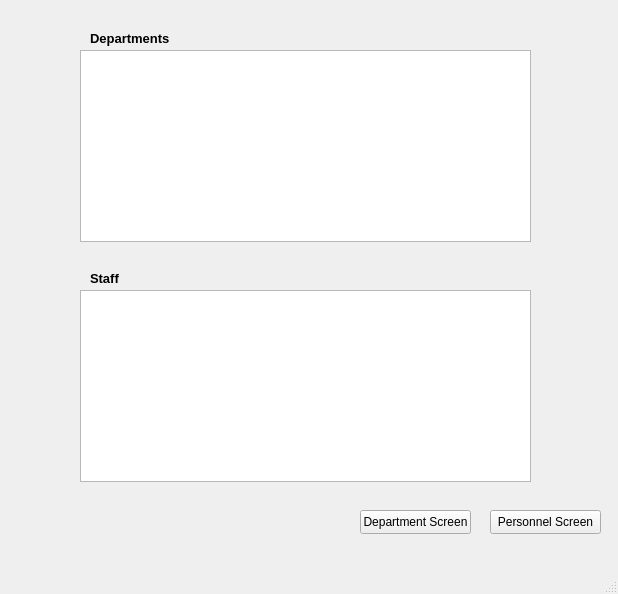
Before: the Qt Designer form QT/mainwindow.ui in mehdi-haidri/QT_project, drawn with Qt 5.
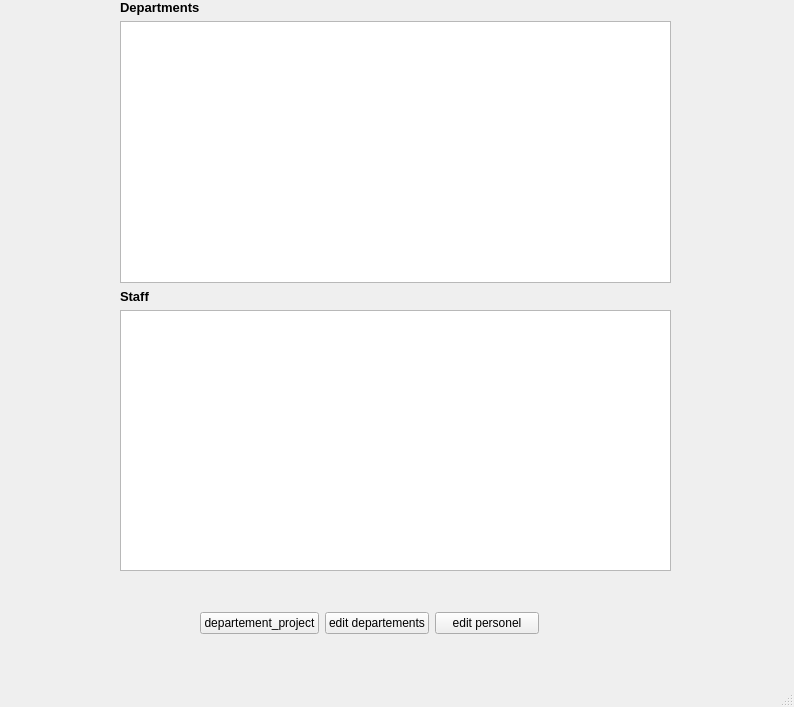
After: the same form once the commit is applied.

The edit to the form file:
```diff
--- a/QT/mainwindow.ui
+++ b/QT/mainwindow.ui
@@ -6,43 +6,59 @@
    <rect>
     <x>0</x>
     <y>0</y>
-    <width>618</width>
-    <height>594</height>
+    <width>794</width>
+    <height>707</height>
    </rect>
   </property>
   <property name="windowTitle">
    <string>MainWindow</string>
   </property>
   <widget class="QWidget" name="centralwidget">
-   <widget class="QTableView" name="tableView_department">
+   <widget class="QWidget" name="">
     <property name="geometry">
      <rect>
-      <x>80</x>
-      <y>50</y>
-      <width>451</width>
-      <height>192</height>
+      <x>200</x>
+      <y>610</y>
+      <width>339</width>
+      <height>26</height>
      </rect>
     </property>
-   </widget>
-   <widget class="QTableView" name="tableView_personal">
+    <layout class="QHBoxLayout" name="horizontalLayout">
+     <item>
+      <widget class="QPushButton" name="departement_project">
+       <property name="text">
+        <string>departement_project</string>
+       </property>
+      </widget>
+     </item>
+     <item>
+      <widget class="QPushButton" name="pushButton_department_ekrani">
+       <property name="text">
+        <string>edit departements</string>
+       </property>
+      </widget>
+     </item>
+     <item>
+      <widget class="QPushButton" name="pushButton_personel_ekrani">
+       <property name="text">
+        <string>edit personel</string>
+       </property>
+      </widget>
+     </item>
+    </layout>
+   </widget>
+   <widget class="QWidget" name="">
     <property name="geometry">
      <rect>
-      <x>80</x>
-      <y>290</y>
-      <width>451</width>
-      <height>192</height>
+      <x>120</x>
+      <y>0</y>
+      <width>551</width>
+      <height>571</height>
      </rect>
     </property>
-   </widget>
+    <layout class="QVBoxLayout" name="verticalLayout">
+     <item>
    <widget class="QLabel" name="label_departmanlar">
-    <property name="geometry">
-     <rect>
-      <x>90</x>
-      <y>30</y>
-      <width>101</width>
-      <height>16</height>
-     </rect>
-    </property>
     <property name="font">
      <font>
       <pointsize>10</pointsize>
@@ -53,15 +69,22 @@
      <string>Departments</string>
     </property>
    </widget>
+     </item>
+     <item>
+      <widget class="QTableView" name="tableView_department">
+       <property name="enabled">
+        <bool>true</bool>
+       </property>
+       <property name="sizePolicy">
+        <sizepolicy hsizetype="Expanding" vsizetype="Expanding">
+         <horstretch>0</horstretch>
+         <verstretch>0</verstretch>
+        </sizepolicy>
+       </property>
+      </widget>
+     </item>
+     <item>
    <widget class="QLabel" name="label_personeller">
-    <property name="geometry">
-     <rect>
-      <x>90</x>
-      <y>270</y>
-      <width>101</width>
-      <height>16</height>
-     </rect>
-    </property>
     <property name="font">
      <font>
       <pointsize>10</pointsize>
@@ -72,31 +95,11 @@
      <string>Staff</string>
     </property>
    </widget>
-   <widget class="QPushButton" name="pushButton_personel_ekrani">
-    <property name="geometry">
-     <rect>
-      <x>490</x>
-      <y>510</y>
-      <width>111</width>
-      <height>24</height>
-     </rect>
-    </property>
-    <property name="text">
-     <string>Personnel Screen</string>
-    </property>
-   </widget>
-   <widget class="QPushButton" name="pushButton_department_ekrani">
-    <property name="geometry">
-     <rect>
-      <x>360</x>
-      <y>510</y>
-      <width>111</width>
-      <height>24</height>
-     </rect>
-    </property>
-    <property name="text">
-     <string>Department Screen</string>
-    </property>
+     </item>
+     <item>
+      <widget class="QTableView" name="tableView_personal"/>
+     </item>
+    </layout>
    </widget>
   </widget>
   <widget class="QMenuBar" name="menubar">
```
Left out of the diff: 2 changed lines with no effect on the pictures. Lines whose indentation alone changed are shown as unchanged.
